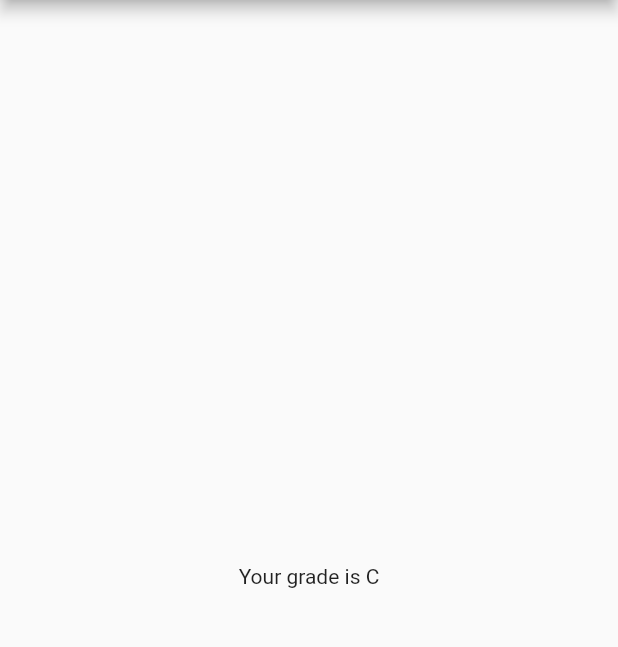
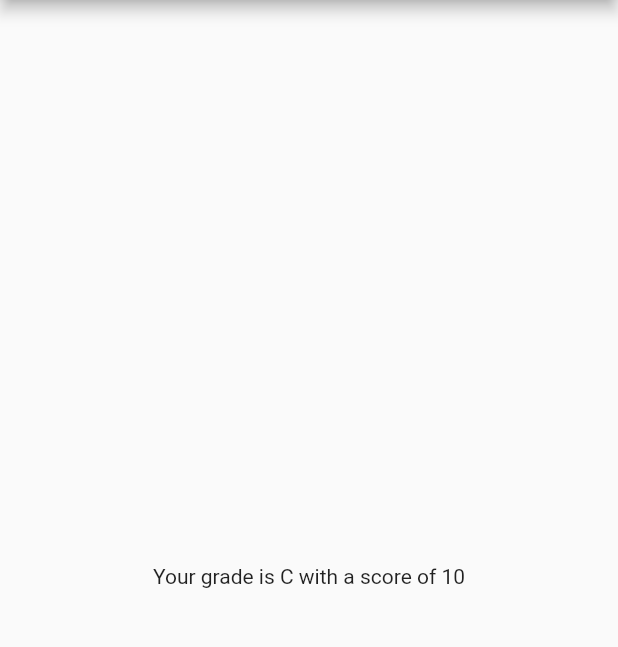
Before and after one commit to ZyoGo/flutter-basic, a Flutter app: the screen it shows after launch, after a tap on "black", after a tap on "cat", after a tap on "chicken", on a phone screen of 412 x 824 dp, the part 84-731 px from its top. Run offline on Flutter 3.47's test engine with Material 2 defaults, Android fonts, the phone set to English and light mode, and no system bars.

Commit message:
Update: delete double.infinity on button

```diff
--- a/lib/button.dart
+++ b/lib/button.dart
@@ -9,7 +9,7 @@ class AnswerButton extends StatelessWidget {
   @override
   Widget build(BuildContext context) {
     return Container(
-      width: double.infinity,
+      // width: double.infinity,
       child: ElevatedButton(
         child: Text(
           text,
--- a/lib/result.dart
+++ b/lib/result.dart
@@ -9,11 +9,11 @@ class Result extends StatelessWidget {
     late String grade;
 
     if (resultScore! <= 10) {
-      grade = 'Your grade is C';
+      grade = 'Your grade is C with a score of $resultScore';
     } else if (resultScore! <= 20) {
-      grade = 'Your grade is B';
+      grade = 'Your grade is B with a score of $resultScore';
     } else {
-      grade = 'Your grade is A';
+      grade = 'Your grade is A with a score of $resultScore';
     }
 
     return grade;
```
